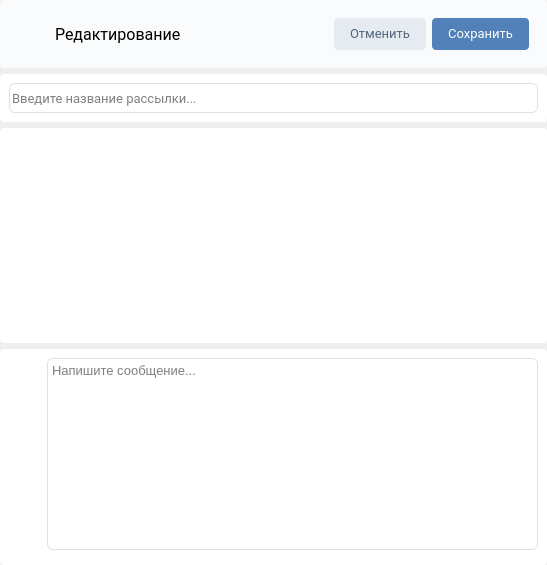
This is src/waitinglistwidgetitemedit.ui in MorganGrieves/VKSender as Qt 5 draws it before an edit. The edited form follows.
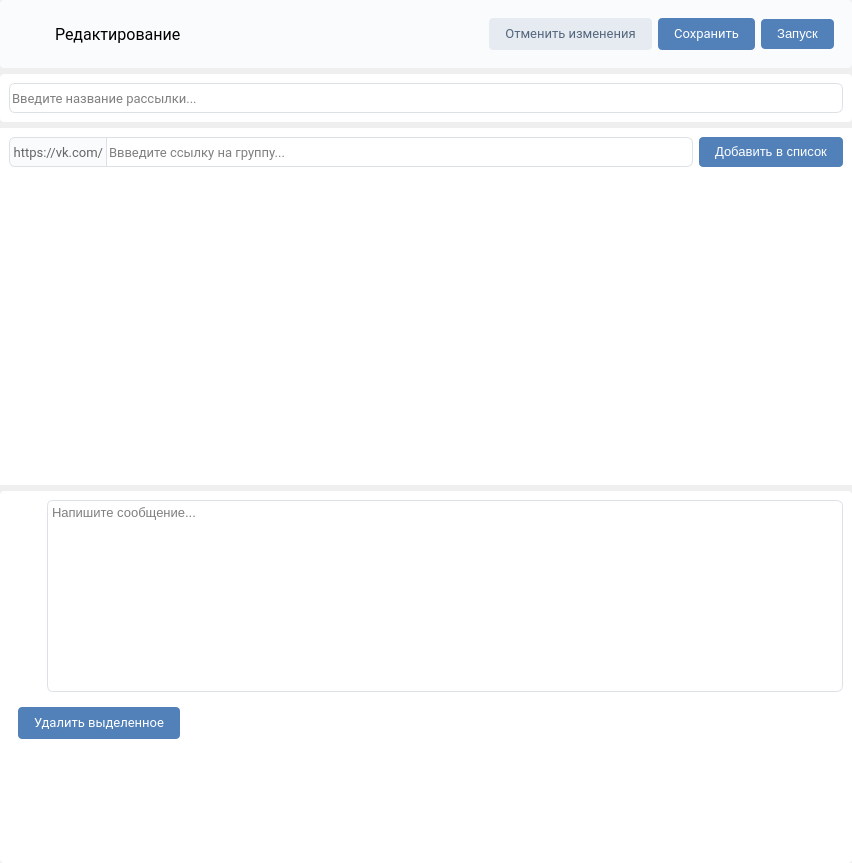
This is the edited form. Icons and pictures are not drawn.

What changed in the file:
```diff
--- a/src/waitinglistwidgetitemedit.ui
+++ b/src/waitinglistwidgetitemedit.ui
@@ -6,8 +6,8 @@
    <rect>
     <x>0</x>
     <y>0</y>
-    <width>547</width>
-    <height>565</height>
+    <width>620</width>
+    <height>863</height>
    </rect>
   </property>
   <property name="windowTitle">
@@ -127,7 +127,7 @@
 }</string>
            </property>
            <property name="text">
-            <string>Отменить</string>
+            <string>Отменить изменения</string>
            </property>
           </widget>
          </item>
@@ -171,6 +171,52 @@
            </property>
           </widget>
          </item>
+         <item>
+          <widget class="QPushButton" name="pushButton">
+           <property name="sizePolicy">
+            <sizepolicy hsizetype="Fixed" vsizetype="Fixed">
+             <horstretch>0</horstretch>
+             <verstretch>0</verstretch>
+            </sizepolicy>
+           </property>
+           <property name="font">
+            <font>
+             <pointsize>10</pointsize>
+            </font>
+           </property>
+           <property name="cursor">
+            <cursorShape>PointingHandCursor</cursorShape>
+           </property>
+           <property name="styleSheet">
+            <string notr="true">QPushButton
+{
+background-color: #5181b8;
+color: white;
+padding: 7px 16px 8px;
+border-radius: 4px;
+}
+
+QPushButton:hover
+{
+	background-color: #658FC0;
+}
+QPushButton:pressed
+{
+	background-color: #4a76a8;
+}</string>
+           </property>
+           <property name="text">
+            <string>Запуск</string>
+           </property>
+           <property name="icon">
+            <iconset resource="resource/res.qrc">
+             <normaloff>:/style/image/shuttle.png</normaloff>:/style/image/shuttle.png</iconset>
+           </property>
+           <property name="flat">
+            <bool>false</bool>
+           </property>
+          </widget>
+         </item>
         </layout>
        </widget>
       </item>
@@ -227,9 +273,9 @@
      </property>
      <property name="styleSheet">
       <string notr="true">background-color: white;
-border-radius: 4px;</string>
+</string>
      </property>
-     <layout class="QHBoxLayout" name="horizontalLayout_4">
+     <layout class="QVBoxLayout" name="verticalLayout_3">
       <property name="leftMargin">
        <number>0</number>
       </property>
@@ -242,11 +288,138 @@
       <property name="bottomMargin">
        <number>0</number>
       </property>
+      <item alignment="Qt::AlignTop">
+       <widget class="QWidget" name="addGroupWidget" native="true">
+        <property name="sizePolicy">
+         <sizepolicy hsizetype="Expanding" vsizetype="Fixed">
+          <horstretch>0</horstretch>
+          <verstretch>0</verstretch>
+         </sizepolicy>
+        </property>
+        <property name="styleSheet">
+         <string notr="true"/>
+        </property>
+        <layout class="QHBoxLayout" name="horizontalLayout_4">
+         <item alignment="Qt::AlignVCenter">
+          <widget class="QWidget" name="widget_5" native="true">
+           <layout class="QHBoxLayout" name="horizontalLayout_6">
+            <property name="spacing">
+             <number>0</number>
+            </property>
+            <property name="leftMargin">
+             <number>0</number>
+            </property>
+            <property name="topMargin">
+             <number>0</number>
+            </property>
+            <property name="rightMargin">
+             <number>0</number>
+            </property>
+            <property name="bottomMargin">
+             <number>0</number>
+            </property>
+            <item>
+             <widget class="QLabel" name="label_2">
+              <property name="font">
+               <font>
+                <family>Roboto</family>
+                <pointsize>10</pointsize>
+               </font>
+              </property>
+              <property name="styleSheet">
+               <string notr="true">border-top-left-radius: 6px;
+border-bottom-left-radius: 6px;
+
+background-color: #FAFBFC;
+color: #656565;
+
+border: 1px solid #dce1e6;</string>
+              </property>
+              <property name="text">
+               <string>https://vk.com/</string>
+              </property>
+              <property name="alignment">
+               <set>Qt::AlignRight|Qt::AlignTrailing|Qt::AlignVCenter</set>
+              </property>
+             </widget>
+            </item>
+            <item>
+             <widget class="QLineEdit" name="groupLinkEdit">
+              <property name="minimumSize">
+               <size>
+                <width>0</width>
+                <height>30</height>
+               </size>
+              </property>
+              <property name="font">
+               <font>
+                <family>Roboto</family>
+                <pointsize>10</pointsize>
+               </font>
+              </property>
+              <property name="styleSheet">
+               <string notr="true">border-top-right-radius: 6px;
+border-bottom-right-radius: 6px;
+color: black;
+border-top: 1px solid #dce1e6;
+border-right: 1px solid #dce1e6;
+border-bottom: 1px solid #dce1e6;</string>
+              </property>
+              <property name="placeholderText">
+               <string>Ввведите ссылку на группу...</string>
+              </property>
+             </widget>
+            </item>
+           </layout>
+          </widget>
+         </item>
+         <item>
+          <widget class="QPushButton" name="addGroupButton">
+           <property name="font">
+            <font>
+             <pointsize>10</pointsize>
+            </font>
+           </property>
+           <property name="cursor">
+            <cursorShape>PointingHandCursor</cursorShape>
+           </property>
+           <property name="styleSheet">
+            <string notr="true">QPushButton
+{
+background-color: #5181b8;
+color: white;
+padding: 7px 16px 8px;
+border-radius: 4px;
+}
+
+QPushButton:hover
+{
+	background-color: #658FC0;
+}
+QPushButton:pressed
+{
+	background-color: #4a76a8;
+}</string>
+           </property>
+           <property name="text">
+            <string>Добавить в список</string>
+           </property>
+          </widget>
+         </item>
+        </layout>
+       </widget>
+      </item>
      </layout>
     </widget>
    </item>
    <item>
     <widget class="QWidget" name="contentWidget" native="true">
+     <property name="sizePolicy">
+      <sizepolicy hsizetype="Expanding" vsizetype="Expanding">
+       <horstretch>0</horstretch>
+       <verstretch>0</verstretch>
+      </sizepolicy>
+     </property>
      <property name="styleSheet">
       <string notr="true">background-color: white;
 border-radius: 4px;</string>
@@ -307,9 +480,12 @@
             <cursorShape>IBeamCursor</cursorShape>
            </property>
            <property name="styleSheet">
-            <string notr="true">border-radius: 6px;
+            <string notr="true">QWidget
+{
+border-radius: 6px;
 color: black;
-border: 1px solid #dce1e6;</string>
+border: 1px solid #dce1e6;
+}</string>
            </property>
            <property name="html">
             <string>&lt;!DOCTYPE HTML PUBLIC &quot;-//W3C//DTD HTML 4.0//EN&quot; &quot;http://www.w3.org/TR/REC-html40/strict.dtd&quot;&gt;
@@ -326,8 +502,144 @@
         </layout>
        </widget>
       </item>
+      <item alignment="Qt::AlignLeft">
+       <widget class="QWidget" name="widget_4" native="true">
+        <layout class="QGridLayout" name="gridLayout_5">
+         <item row="0" column="0">
+          <widget class="QPushButton" name="deleteSelectedButton">
+           <property name="sizePolicy">
+            <sizepolicy hsizetype="Fixed" vsizetype="Fixed">
+             <horstretch>0</horstretch>
+             <verstretch>0</verstretch>
+            </sizepolicy>
+           </property>
+           <property name="font">
+            <font>
+             <family>Roboto</family>
+             <pointsize>10</pointsize>
+            </font>
+           </property>
+           <property name="cursor">
+            <cursorShape>PointingHandCursor</cursorShape>
+           </property>
+           <property name="styleSheet">
+            <string notr="true">QPushButton
+{
+background-color: #5181b8;
+color: white;
+padding: 7px 16px 8px;
+border-radius: 4px;
+}
+
+QPushButton:hover
+{
+	background-color: #658FC0;
+}
+QPushButton:pressed
+{
+	background-color: #4a76a8;
+}</string>
+           </property>
+           <property name="text">
+            <string>Удалить выделенное</string>
+           </property>
+          </widget>
+         </item>
+        </layout>
+       </widget>
+      </item>
       <item>
-       <widget class="QWidget" name="loadedFilesWidget" native="true"/>
+       <widget class="QWidget" name="loadedFilesWidget" native="true">
+        <property name="sizePolicy">
+         <sizepolicy hsizetype="Fixed" vsizetype="Fixed">
+          <horstretch>0</horstretch>
+          <verstretch>0</verstretch>
+         </sizepolicy>
+        </property>
+        <property name="maximumSize">
+         <size>
+          <width>16777215</width>
+          <height>100</height>
+         </size>
+        </property>
+        <layout class="QHBoxLayout" name="horizontalLayout_5">
+         <property name="leftMargin">
+          <number>0</number>
+         </property>
+         <property name="topMargin">
+          <number>0</number>
+         </property>
+         <property name="rightMargin">
+          <number>0</number>
+         </property>
+         <property name="bottomMargin">
+          <number>0</number>
+         </property>
+         <item>
+          <widget class="QWidget" name="photoWidget" native="true">
+           <layout class="QGridLayout" name="gridLayout">
+            <item row="0" column="0">
+             <widget class="QListWidget" name="photoListWidget">
+              <property name="sizePolicy">
+               <sizepolicy hsizetype="Preferred" vsizetype="Preferred">
+                <horstretch>0</horstretch>
+                <verstretch>0</verstretch>
+               </sizepolicy>
+              </property>
+              <property name="selectionMode">
+               <enum>QAbstractItemView::MultiSelection</enum>
+              </property>
+              <property name="iconSize">
+               <size>
+                <width>50</width>
+                <height>50</height>
+               </size>
+              </property>
+              <property name="movement">
+               <enum>QListView::Static</enum>
+              </property>
+              <property name="resizeMode">
+               <enum>QListView::Adjust</enum>
+              </property>
+              <property name="viewMode">
+               <enum>QListView::IconMode</enum>
+              </property>
+             </widget>
+            </item>
+           </layout>
+          </widget>
+         </item>
+         <item>
+          <widget class="QWidget" name="fileWidget" native="true">
+           <layout class="QGridLayout" name="gridLayout_2">
+            <item row="0" column="0">
+             <widget class="QListWidget" name="fileListWidget">
+              <property name="resizeMode">
+               <enum>QListView::Adjust</enum>
+              </property>
+             </widget>
+            </item>
+           </layout>
+          </widget>
+         </item>
+         <item>
+          <widget class="QWidget" name="videoWidget" native="true">
+           <layout class="QGridLayout" name="gridLayout_4">
+            <item row="0" column="0">
+             <widget class="QListWidget" name="videoListWidget">
+              <property name="resizeMode">
+               <enum>QListView::Adjust</enum>
+              </property>
+              <property name="layoutMode">
+               <enum>QListView::SinglePass</enum>
+              </property>
+             </widget>
+            </item>
+           </layout>
+          </widget>
+         </item>
+        </layout>
+       </widget>
       </item>
      </layout>
     </widget>
```
Left out of the diff: 6 changed lines with no effect on the pictures.
